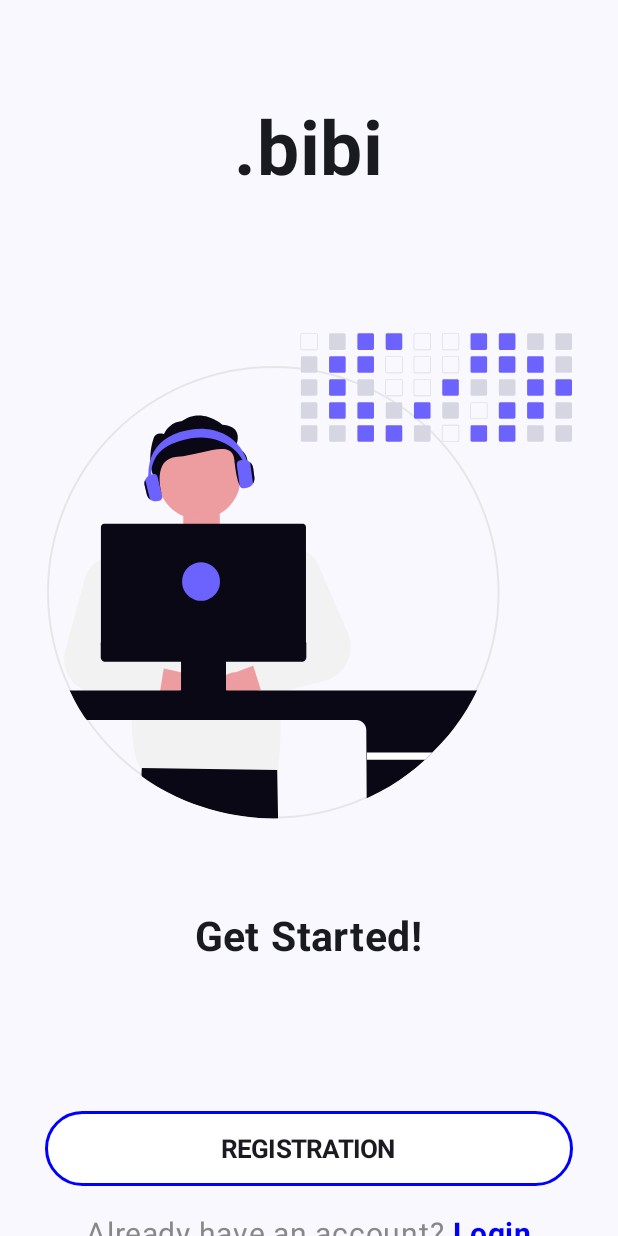
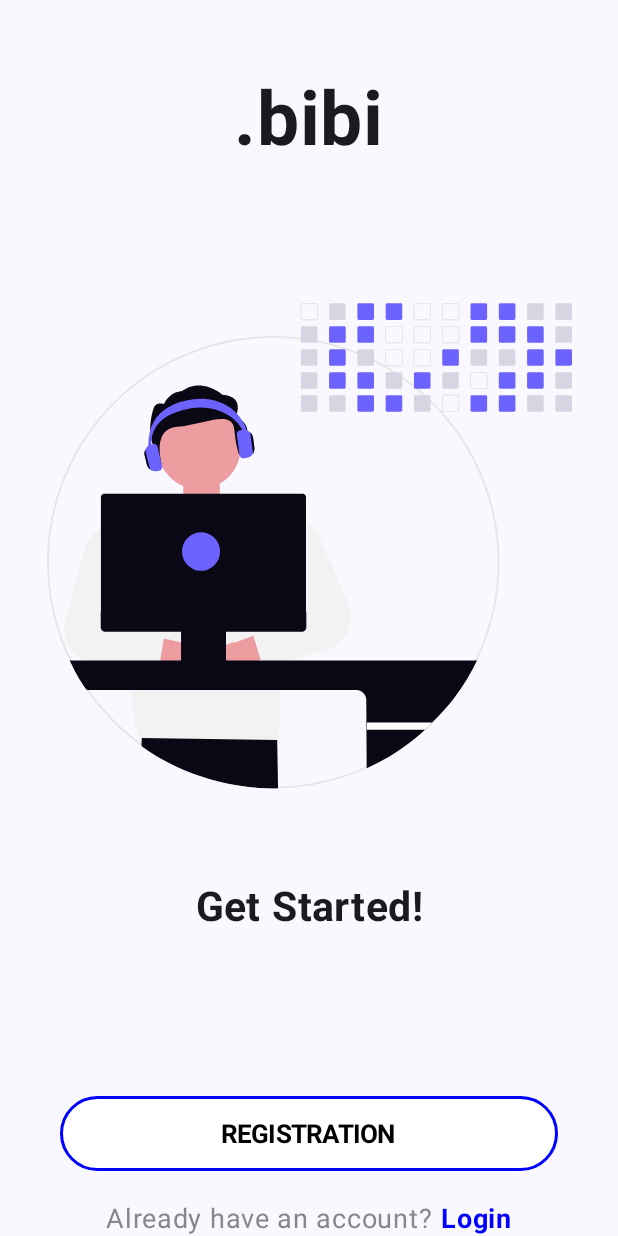
Before and after one commit to AlejoGX19/Evidencias_Kotlin_SENA, an Android app built with Jetpack Compose: the composable Img_3 shown on its own in the app's theme, on a phone screen of 412 x 824 dp. Run offline under Robolectric (Android 15) with nearby library versions, the phone set to English and light mode, and no system bars.

Commit message:
Cambios_disposicion

```diff
--- a/app/src/main/java/com/sena/project_1/view/ActivityOne/img_3.kt
+++ b/app/src/main/java/com/sena/project_1/view/ActivityOne/img_3.kt
@@ -2,9 +2,9 @@ package com.sena.project_1.view.ActivityOne
 
 import androidx.compose.foundation.BorderStroke
 import androidx.compose.foundation.Image
-import androidx.compose.foundation.border
 import androidx.compose.foundation.layout.Column
 import androidx.compose.foundation.layout.Row
+import androidx.compose.foundation.layout.Spacer
 import androidx.compose.foundation.layout.fillMaxSize
 import androidx.compose.foundation.layout.fillMaxWidth
 import androidx.compose.foundation.layout.height
@@ -14,7 +14,6 @@ import androidx.compose.foundation.lazy.LazyColumn
 import androidx.compose.foundation.shape.RoundedCornerShape
 import androidx.compose.material3.Button
 import androidx.compose.material3.ButtonDefaults
-import androidx.compose.material3.LocalContentColor
 import androidx.compose.material3.Text
 import androidx.compose.runtime.Composable
 import androidx.compose.ui.Alignment
@@ -22,85 +21,84 @@ import androidx.compose.ui.Modifier
 import androidx.compose.ui.graphics.Color
 import androidx.compose.ui.res.painterResource
 import androidx.compose.ui.text.font.FontWeight
+import androidx.compose.ui.text.style.TextAlign
 import androidx.compose.ui.unit.dp
 import androidx.compose.ui.unit.sp
 import com.sena.project_1.R
 
 @Composable
-fun Img_3(){
+fun Img_3() {
     LazyColumn(
-        modifier = Modifier.fillMaxSize()
+        modifier = Modifier.fillMaxSize(),
+        horizontalAlignment = Alignment.CenterHorizontally
     ) {
-        item (){
-
+        item {
             Column(
                 modifier = Modifier
-                    .fillMaxWidth().padding(top = 50.dp)
+                    .fillMaxWidth()
+                    .padding(top = 50.dp),
+                horizontalAlignment = Alignment.CenterHorizontally
+            ) {
+                Text(
+                    text = ".bibi",
+                    fontSize = 50.sp,
+                    fontWeight = FontWeight.Bold
+                )
 
-            ){
-                Text(text = ".bibi",
-                    fontSize = 50.sp,
-                    fontWeight = FontWeight.Bold,
-                    modifier = Modifier
-                        .align(alignment = Alignment.CenterHorizontally)
-                        .padding(top = 20.dp)
-                )
+                Spacer(modifier = Modifier.height(80.dp))
 
                 Image(
                     painter = painterResource(R.drawable.img3),
                     contentDescription = null,
-                    modifier = Modifier
-                        .padding(top = 80.dp)
-                        .size(350.dp)
-                        .align(alignment = Alignment.CenterHorizontally)
+                    modifier = Modifier.size(350.dp)
                 )
 
-                Text(text = "Get Started!",
+                Spacer(modifier = Modifier.height(50.dp))
+
+                Text(
+                    text = "Get Started!",
                     fontSize = 27.sp,
                     fontWeight = FontWeight.Bold,
-                    modifier = Modifier
-                        .align(alignment = Alignment.CenterHorizontally)
-                        .padding(top = 50.dp)
-                        .padding(horizontal = 70.dp)
+                    textAlign = TextAlign.Center
                 )
 
+                Spacer(modifier = Modifier.height(110.dp))
+
                 Button(
-                    onClick = { /*TODO*/ },
+                    onClick = {  },
                     modifier = Modifier
-                        .fillMaxSize()
-                        .padding(top = 100.dp)
-                        .padding(horizontal = 30.dp)
-                        .height(50.dp)
-                        .border(BorderStroke(2.dp, Color.Blue), shape = RoundedCornerShape(26.dp)),
-                        colors = ButtonDefaults.buttonColors(
+                        .fillMaxWidth()
+                        .padding(horizontal = 40.dp)
+                        .height(50.dp),
+                    shape = RoundedCornerShape(26.dp),
+                    colors = ButtonDefaults.buttonColors(
                         containerColor = Color.White,
-                        contentColor = LocalContentColor.current
-                    )
+                        contentColor = Color.Black
+                    ),
+                    border = BorderStroke(2.dp, Color.Blue)
                 ) {
                     Text(
                         text = "REGISTRATION",
                         fontSize = 17.sp,
-                        fontWeight = FontWeight.Bold,
+                        fontWeight = FontWeight.Bold
                     )
                 }
 
+                Spacer(modifier = Modifier.height(20.dp))
+
                 Row(
-                    modifier = Modifier
-                        .align(Alignment.CenterHorizontally)
-                        .padding(top = 20.dp)
-                        .padding(horizontal = 50.dp),
                     verticalAlignment = Alignment.CenterVertically
                 ) {
                     Text(
                         text = "Already have an account? ",
-                        fontSize = 20.sp,
-                        color = Color.Gray,
+                        fontSize = 18.sp,
+                        color = Color.Gray
                     )
                     Text(
                         text = "Login",
-                        fontSize = 20.sp,
+                        fontSize = 18.sp,
                         color = Color.Blue,
-                        fontWeight = FontWeight.Bold,
+                        fontWeight = FontWeight.Bold
                     )
                 }
             }
```
Also changed, not shown: app/src/main/java/com/sena/project_1/view/ActivityOne/img_1.kt (+27 -26 lines), app/src/main/java/com/sena/project_1/view/ActivityOne/img_2.kt (+27 -27 lines).
